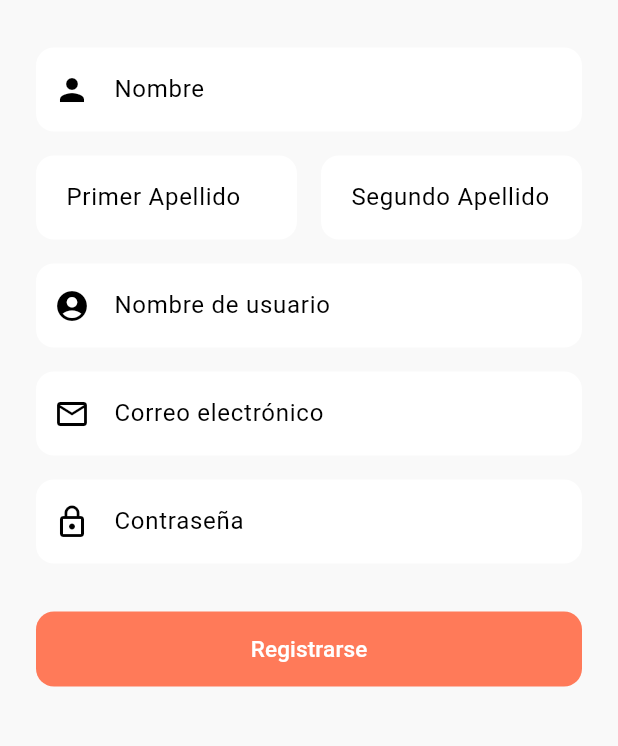
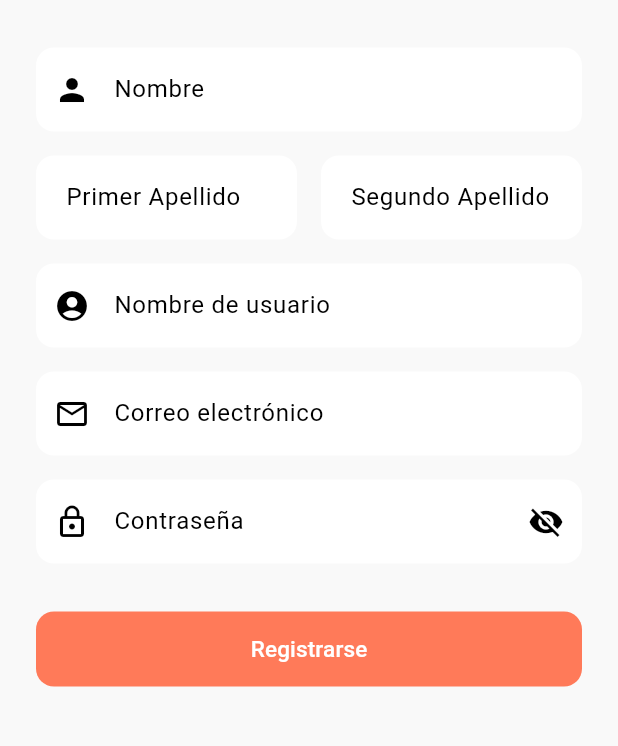
Before and after one commit to Anabgar3105/foodmatch_app, a Flutter app: the SignupScreen screen opened by its route, on a phone screen of 412 x 824 dp, the part 437-1183 px from its top. Run offline on Flutter 3.47's test engine with Material 3 defaults, Android fonts, the phone set to English and light mode, and no system bars; our stand-ins replace cached_network_image, flutter_card_swiper, image_picker, shared_preferences; accounts and stored records are empty.

Commit message:
Obscure/unobscure password for signup

```diff
--- a/lib/views/signup_view.dart
+++ b/lib/views/signup_view.dart
@@ -18,6 +18,7 @@ class _SignupScreenState extends State<SignupScreen> {
   final _usernameController = TextEditingController();
   final _emailController = TextEditingController();
   final _passwordController = TextEditingController();
+  bool _isObscured = true;
 
   @override
   void dispose() {
@@ -121,10 +122,22 @@ class _SignupScreenState extends State<SignupScreen> {
                     const SizedBox(height: 16),
                     TextFormField(
                       controller: _passwordController,
-                      obscureText: true,
-                      decoration: const InputDecoration(
+                      obscureText: _isObscured,
+                      decoration: InputDecoration(
                         labelText: 'Contraseña',
-                        prefixIcon: Icon(Icons.lock_outline),
+                        prefixIcon: const Icon(Icons.lock_outline),
+                        suffixIcon:IconButton(
+                          icon: Icon(
+                            _isObscured
+                                ? Icons.visibility_off
+                                : Icons.visibility,
+                          ),
+                          onPressed: () {
+                            setState(() {
+                              _isObscured = !_isObscured;
+                            });
+                          },
+                          )
                       ),
                       validator: (v) {
                          if (v!.isEmpty) return 'Requerida';
```
